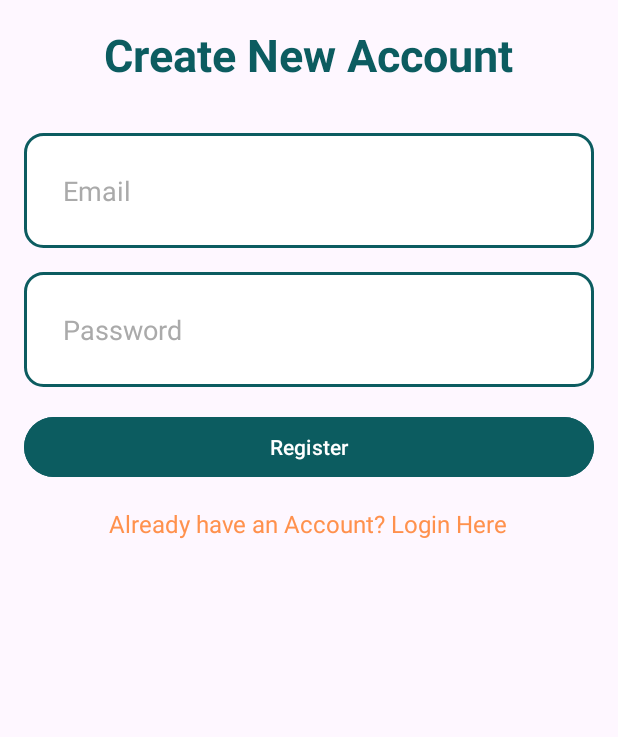
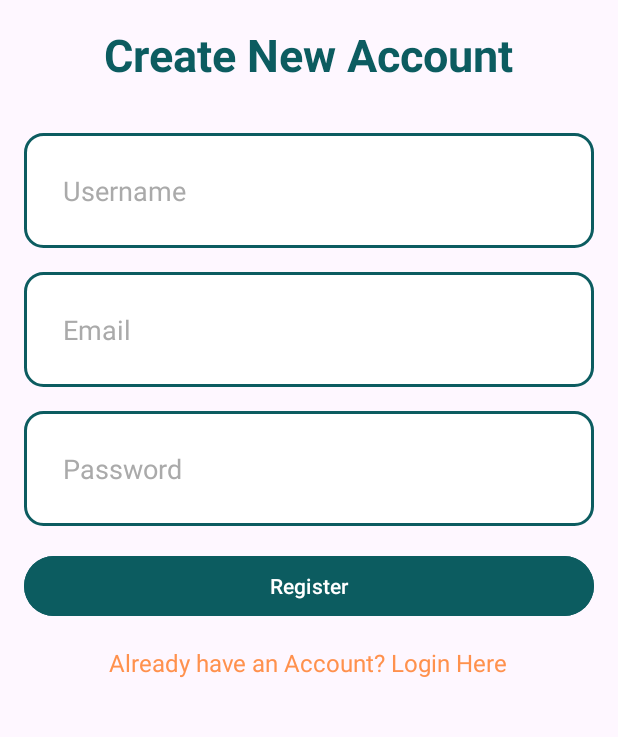
Before and after one commit to Rom-Levi1/RoamNote, an Android app: the SignUpActivity screen opened directly, with no data from a screen before it, after a tap on "Register", on a phone screen of 412 x 824 dp, the part 204-941 px from its top. Run offline under Robolectric (Android 15) with nearby library versions, the phone set to English and light mode, and no system bars; our stand-ins replace Firebase (no records; nobody signed in at launch, a user with empty details on screens opened directly).

Commit message:
Add username validation and saving to Firebase during sign-up

```diff
--- a/app/src/main/java/dev/romle/roamnoteapp/model/User.kt
+++ b/app/src/main/java/dev/romle/roamnoteapp/model/User.kt
@@ -1,20 +1,23 @@
 package dev.romle.roamnoteapp.model
 
 data class User(
+    val username: String,
     val uid: String,
     val mail: String,
     val trips: MutableList<Trip>
 ) {
     class Builder(
+        var username: String = "",
         var uid: String = "",
         var mail: String = "",
         var trips: MutableList<Trip> = mutableListOf(),
     ){
+        fun username(username: String) = apply { this.username = username }
         fun uid(uid: String) = apply { this.uid = uid }
         fun mail(mail: String) = apply { this.mail = mail }
         fun addTrip(trip: Trip) = apply { (this.trips as MutableList).add(trip)}
 
-        fun build(): User = User(uid, mail, trips)
+        fun build(): User = User(username,uid, mail, trips)
 
     }
 
--- a/app/src/main/java/dev/romle/roamnoteapp/ui/SignUpActivity.kt
+++ b/app/src/main/java/dev/romle/roamnoteapp/ui/SignUpActivity.kt
@@ -10,6 +10,7 @@ import androidx.core.view.WindowInsetsCompat
 import androidx.lifecycle.lifecycleScope
 import dev.romle.roamnoteapp.data.AuthRepository
 import dev.romle.roamnoteapp.R
+import dev.romle.roamnoteapp.data.TripsRepository
 import dev.romle.roamnoteapp.databinding.ActivitySignUpBinding
 import kotlinx.coroutines.launch
 
@@ -18,7 +19,9 @@ class SignUpActivity : AppCompatActivity() {
 
     private lateinit var binding: ActivitySignUpBinding
 
-    private val  authRepository = AuthRepository()
+    private val authRepository = AuthRepository()
+
+    private val tripsRepo = TripsRepository()
 
 
     override fun onCreate(savedInstanceState: Bundle?) {
@@ -37,23 +40,46 @@ class SignUpActivity : AppCompatActivity() {
         binding.registerBTN.setOnClickListener {
             val email = binding.signupEmailEditText.text.toString()
             val password = binding.signupPasswordEditText.text.toString()
+            val username = binding.signupUsernameEditText.text.toString()
+
+            if (username.isBlank()) {
+                Toast.makeText(this, "Username cannot be blank", Toast.LENGTH_SHORT).show()
+                return@setOnClickListener
+            }
+
+            tripsRepo.isUsernameAvailable(username) { isAvailable ->
+                if (!isAvailable) {
+                    Toast.makeText(this, "Username already taken", Toast.LENGTH_SHORT).show()
+                    return@isUsernameAvailable
+                }
 
                 lifecycleScope.launch {
                     val success = authRepository.register(email, password)
                     if (success) {
-                    Toast.makeText(this@SignUpActivity, "Registered & logged in! successfully", Toast.LENGTH_SHORT).show()
+                        tripsRepo.addUsername(username)
+
+                        Toast.makeText(
+                            this@SignUpActivity,
+                            "Registered & logged in! successfully",
+                            Toast.LENGTH_SHORT
+                        ).show()
                         startActivity(Intent(this@SignUpActivity, MainActivity::class.java))
                         finish()
                     } else {
-                    Toast.makeText(this@SignUpActivity, "Registration failed", Toast.LENGTH_SHORT).show()
+                        Toast.makeText(
+                            this@SignUpActivity,
+                            "Registration failed",
+                            Toast.LENGTH_SHORT
+                        ).show()
                     }
                 }
 
             }
 
-        binding.registerTXT.setOnClickListener {
+            binding.registeredTXT.setOnClickListener {
                 startActivity(Intent(this@SignUpActivity, LogInActivity::class.java))
                 finish()
             }
         }
     }
+}
--- a/app/src/main/java/dev/romle/roamnoteapp/ui/TripsFragment.kt
+++ b/app/src/main/java/dev/romle/roamnoteapp/ui/TripsFragment.kt
@@ -127,7 +127,6 @@ class TripsFragment : Fragment() {
                             .latDate(Date(originalTrip.lastDate))
                             .cost(originalTrip.cost)
                             .apply {
-                                originalTrip.locations.forEach { locations[it.key] = it.value }
                                 originalTrip.dayLogs.forEach { dayLogs[it.key] = it.value }
                             }
                             .build()
--- a/app/src/main/res/layout/activity_sign_up.xml
+++ b/app/src/main/res/layout/activity_sign_up.xml
@@ -26,6 +26,29 @@
         android:textColor="@color/Bagy_blue"
         android:layout_gravity="center"
         android:layout_marginBottom="@dimen/logo_margin" />
+
+<!--    username input-->
+    <LinearLayout
+        android:layout_width="match_parent"
+        android:layout_height="wrap_content"
+        android:background="@drawable/edit_text_box"
+        android:orientation="vertical"
+        android:padding="@dimen/logo_margin"
+        android:layout_marginHorizontal="@dimen/logo_margin"
+        android:layout_marginTop="@dimen/logo_margin">
+
+        <com.google.android.material.textfield.TextInputEditText
+            android:id="@+id/signup_username_EditText"
+            android:layout_width="match_parent"
+            android:layout_height="wrap_content"
+            android:hint="@string/login_txt_username"
+            android:inputType="textEmailAddress"
+            android:background="@android:color/transparent"
+            android:textColor="@android:color/black"
+            android:textColorHint="@android:color/darker_gray"
+            android:padding="@dimen/login_mail_padding"/>
+
+    </LinearLayout>
 
 
     <!-- Email Input -->
@@ -87,7 +110,7 @@
         />
 
     <com.google.android.material.textview.MaterialTextView
-        android:id="@+id/register_TXT"
+        android:id="@+id/registered_TXT"
         android:layout_width="wrap_content"
         android:layout_height="wrap_content"
         android:text="@string/signup_txt_have_account"
--- a/app/src/main/res/values/strings.xml
+++ b/app/src/main/res/values/strings.xml
@@ -69,4 +69,5 @@
     <string name="trip_overview_dates">From ... to ...</string>
     <string name="trip_overview_cost">1200$</string>
     <string name="map_search_bar">Look by name</string>
+    <string name="login_txt_username">Username</string>
 </resources>
```
Also changed, not shown: app/src/main/java/dev/romle/roamnoteapp/data/TripsRepository.kt (+47 -0 lines), app/src/main/java/dev/romle/roamnoteapp/model/Trip.kt (+2 -5 lines). Lines whose indentation alone changed are shown as unchanged.
